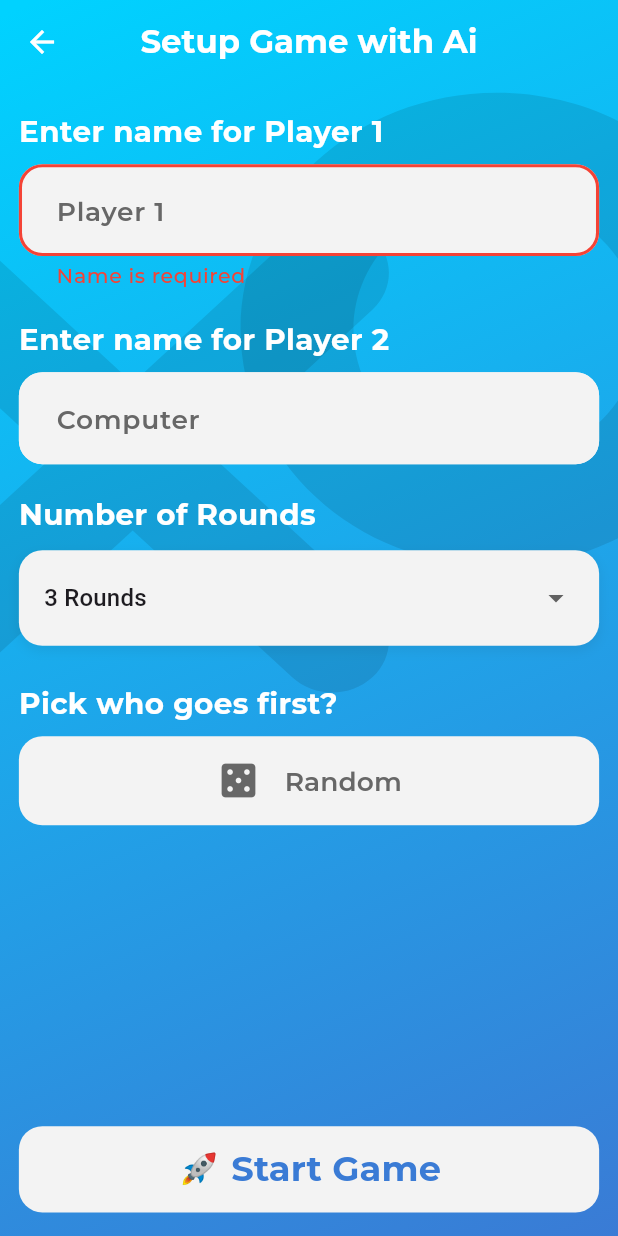
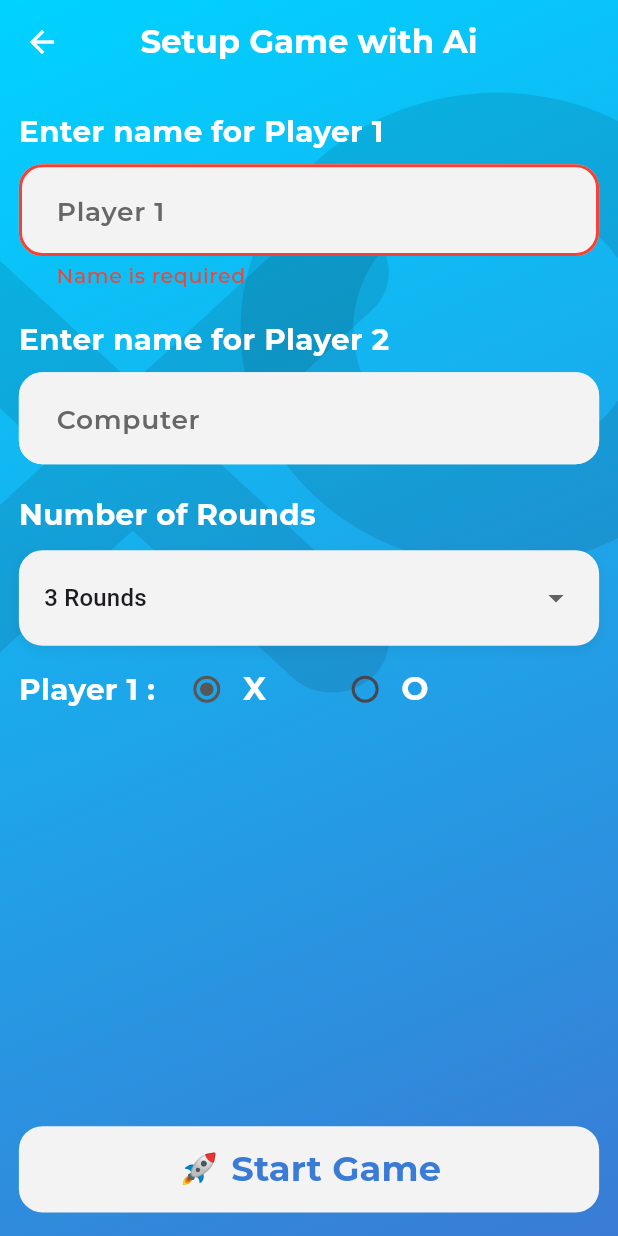
Before and after one commit to AYAEMAD0/Tic_Tac_Toe, a Flutter app: the AiSetupView screen opened by its route, after a tap on "🚀 Start Game", on a phone screen of 412 x 824 dp. Run offline on Flutter 3.47's test engine with Material 3 defaults, Android fonts, the light colour scheme and no system bars; our stand-ins replace flutter_bloc, flutter_screenutil, flutter_svg, font_awesome_flutter, google_fonts.

Commit message:
+ create game with computer + edit game cubit + add route,strings,style,

```diff
--- a/lib/features/game/presentation/cubit/game_cubit.dart
+++ b/lib/features/game/presentation/cubit/game_cubit.dart
@@ -1,13 +1,16 @@
+import 'dart:math';
 import 'package:flutter_bloc/flutter_bloc.dart';
 import 'package:tic_tac_toe/core/constants/app_strings.dart';
 import '../../../setup/data/model/player_model.dart';
 part 'game_state.dart';
+
 class GameCubit extends Cubit<GameState> {
   final PlayerModel player;
+  final bool isAI;
   int currentRound = 1;
+  final Random random = Random();
 
-  GameCubit(this.player)
-      : super(
+  GameCubit(this.player, {this.isAI = false}) : super(
     GameState(
       board: List.filled(9, ''),
       currentPlayer: player.firstPlayerSymbol,
@@ -18,7 +21,8 @@ class GameCubit extends Cubit<GameState> {
   );
 
   void onClick(int index) {
-    if (state.board[index].isNotEmpty) return;
+    if (state.board[index].isNotEmpty || state.winner != "") return;
+    if (isAI && state.currentPlayer != player.firstPlayerSymbol) return;
 
     final newBoard = List<String>.from(state.board);
     newBoard[index] = state.currentPlayer;
@@ -26,20 +30,18 @@ class GameCubit extends Cubit<GameState> {
     if (win(state.currentPlayer, newBoard)) {
       final newMessage = state.currentPlayer == player.firstPlayerSymbol
           ? '${player.firstPlayerName} ${AppStrings.win}'
-          : '${player.secondPlayerName} ${AppStrings.win}';
-
-      final newPlayer1Score = state.currentPlayer == player.firstPlayerSymbol
-          ? state.player1Score + 1
-          : state.player1Score;
-      final newPlayer2Score = state.currentPlayer == player.secondPlayerSymbol
-          ? state.player2Score + 1
-          : state.player2Score;
+          : (isAI ? '${AppStrings.ai} ${AppStrings.win}' : '${player.secondPlayerName} ${AppStrings.win}');
 
       emit(state.copyWith(
         board: newBoard,
-        player1Score: newPlayer1Score,
-        player2Score: newPlayer2Score,
+        player1Score: state.currentPlayer == player.firstPlayerSymbol
+            ? state.player1Score + 1
+            : state.player1Score,
+        player2Score: state.currentPlayer != player.firstPlayerSymbol
+            ? state.player2Score + 1
+            : state.player2Score,
         message: newMessage,
+        winner: state.currentPlayer,
       ));
 
       Future.delayed(const Duration(seconds: 1), nextRound);
@@ -47,23 +49,61 @@ class GameCubit extends Cubit<GameState> {
     }
 
     if (!newBoard.contains('')) {
-      emit(state.copyWith(board: newBoard, message: AppStrings.nonePlayersWin));
+      emit(state.copyWith(board: newBoard, message: AppStrings.nonePlayersWin, winner: AppStrings.nonePlayersWin));
       Future.delayed(const Duration(seconds: 1), nextRound);
       return;
     }
 
-    final nextPlayer = state.currentPlayer == player.firstPlayerSymbol
-        ? player.secondPlayerSymbol
-        : player.firstPlayerSymbol;
+    if (isAI && state.currentPlayer == player.firstPlayerSymbol) {
+      emit(state.copyWith(board: newBoard, currentPlayer: player.secondPlayerSymbol, message: "${AppStrings.ai}${AppStrings.turn}"));
+      Future.delayed(const Duration(milliseconds: 500), () => aiMove());
+    } else {
+      final nextPlayer = state.currentPlayer == player.firstPlayerSymbol
+          ? player.secondPlayerSymbol
+          : player.firstPlayerSymbol;
 
-    final nextMessage = nextPlayer == player.firstPlayerSymbol
-        ? "${player.firstPlayerName}${AppStrings.turn}"
-        : "${player.secondPlayerName}${AppStrings.turn}";
+      final nextMessage = isAI && nextPlayer == player.secondPlayerSymbol
+          ? "${AppStrings.ai}${AppStrings.turn}"
+          : (nextPlayer == player.firstPlayerSymbol
+          ? "${player.firstPlayerName}${AppStrings.turn}"
+          : "${player.secondPlayerName}${AppStrings.turn}");
+
+      emit(state.copyWith(board: newBoard, currentPlayer: nextPlayer, message: nextMessage));
+    }
+  }
+
+  void aiMove() {
+    final newBoard = List<String>.from(state.board);
+    List<int> emptyIndexes = [];
+    for (int i = 0; i < newBoard.length; i++) {
+      if (newBoard[i] == '') emptyIndexes.add(i);
+    }
+    if (emptyIndexes.isEmpty) return;
+
+    int aiIndex = emptyIndexes[random.nextInt(emptyIndexes.length)];
+    newBoard[aiIndex] = player.secondPlayerSymbol;
+
+    if (win(player.secondPlayerSymbol, newBoard)) {
+      emit(state.copyWith(
+        board: newBoard,
+        player2Score: state.player2Score + 1,
+        message: '${AppStrings.ai} ${AppStrings.win}',
+        winner: AppStrings.ai,
+      ));
+      Future.delayed(const Duration(seconds: 1), nextRound);
+      return;
+    }
+
+    if (!newBoard.contains('')) {
+      emit(state.copyWith(board: newBoard, message: AppStrings.nonePlayersWin, winner: AppStrings.nonePlayersWin));
+      Future.delayed(const Duration(seconds: 1), nextRound);
+      return;
+    }
 
     emit(state.copyWith(
       board: newBoard,
-      currentPlayer: nextPlayer,
-      message: nextMessage,
+      currentPlayer: player.firstPlayerSymbol,
+      message: "${player.firstPlayerName}${AppStrings.turn}",
     ));
   }
 
@@ -78,6 +118,7 @@ class GameCubit extends Cubit<GameState> {
       board: List.filled(9, ''),
       currentPlayer: player.firstPlayerSymbol,
       message: "${player.firstPlayerName}${AppStrings.turn}",
+      winner: "",
     ));
   }
 
@@ -93,9 +134,7 @@ class GameCubit extends Cubit<GameState> {
       [2, 4, 6],
     ];
     for (var c in winConditions) {
-      if (board[c[0]] == symbol &&
-          board[c[1]] == symbol &&
-          board[c[2]] == symbol) {
+      if (board[c[0]] == symbol && board[c[1]] == symbol && board[c[2]] == symbol) {
         return true;
       }
     }
--- a/lib/features/game/presentation/cubit/game_state.dart
+++ b/lib/features/game/presentation/cubit/game_state.dart
@@ -6,6 +6,7 @@ class GameState {
   final int player1Score;
   final int player2Score;
   final String message;
+  final String winner;
 
   GameState({
     required this.board,
@@ -13,6 +14,7 @@ class GameState {
     required this.player1Score,
     required this.player2Score,
     required this.message,
+    this.winner = "",
   });
 
   GameState copyWith({
@@ -21,6 +23,7 @@ class GameState {
     int? player1Score,
     int? player2Score,
     String? message,
+    String? winner,
   }) {
     return GameState(
       board: board ?? this.board,
@@ -28,6 +31,7 @@ class GameState {
       player1Score: player1Score ?? this.player1Score,
       player2Score: player2Score ?? this.player2Score,
       message: message ?? this.message,
+      winner: winner ?? this.winner,
     );
   }
 }
--- a/lib/features/game/presentation/view/game_view.dart
+++ b/lib/features/game/presentation/view/game_view.dart
@@ -19,7 +19,7 @@ class GameView extends StatelessWidget {
   @override
   Widget build(BuildContext context) {
     return BlocProvider(
-      create: (context) => GameCubit(player),
+      create: (context) => GameCubit(player,isAI: player.isAi),
       child: BlocConsumer<GameCubit, GameState>(
         listener: (context, state) {
           if (state.message == AppStrings.gameFinished) {
--- a/lib/features/setup/data/model/player_model.dart
+++ b/lib/features/setup/data/model/player_model.dart
@@ -4,12 +4,13 @@ class PlayerModel {
   final String firstPlayerSymbol;
   final String secondPlayerSymbol;
   final int rounds;
-
+  final bool isAi;
   PlayerModel({
     required this.firstPlayerName,
     required this.secondPlayerName,
     required this.firstPlayerSymbol,
     required this.secondPlayerSymbol,
-    required this.rounds
+    required this.rounds,
+    this.isAi=false,
   });
 }
--- a/lib/features/setup/presentation/view/ai_setup_view.dart
+++ b/lib/features/setup/presentation/view/ai_setup_view.dart
@@ -7,11 +7,12 @@ import '../../../../core/constants/app_strings.dart';
 import '../../../../core/theme/app_colors.dart';
 import '../../../../core/theme/app_styles.dart';
 import '../cubit/setup_cubit.dart';
+import '../widget/choose_shape_for_player.dart';
 import '../widget/custom_drop_down.dart';
-import '../widget/random_button.dart';
 import '../widget/setup_form.dart';
-import '../widget/show_first_player_and_symbol.dart';
 import '../widget/start_game_button.dart';
+import '../../data/model/player_model.dart';
+import 'package:tic_tac_toe/core/routing/routes.dart';
 
 class AiSetupView extends StatefulWidget {
   const AiSetupView({super.key});
@@ -96,37 +97,11 @@ class _AiSetupViewState extends State<AiSetupView> {
                                 },
                               ),
 
-                              SizedBox(height: 25.h),
-                              // Pick who plays first
-                              Text(
-                                AppStrings.pickWhoFirst,
-                                style: TextStyles.font20WhiteBold,
+                              SizedBox(height: 5.h),
+                              ChooseShapeForPlayer(
+                                controller: cubit.playerOneController,
+                                onSymbolSelected: cubit.setSymbol,
                               ),
-                              SizedBox(height: 8.h),
-                              RandomButton(
-                                onPressed: () {
-                                  cubit.pickRandomFirstPlayer();
-                                },
-                                borderColor: state.showNameError
-                                    ? AppColors.red
-                                    : AppColors.transparent,
-                              ),
-
-                              if (state.showNameError)
-                                Padding(
-                                  padding: EdgeInsets.only(top: 8.h,left: 25.w),
-                                  child: Text(
-                                    AppStrings.nameRequired,
-                                    style: TextStyles.font14RedMedium,
-                                  ),
-                                ),
-
-                              SizedBox(height: 5.h),
-                              if (state.randomClicked)
-                                ShowFirstPlayerAndSymbol(
-                                  textFirstPlayer: state.firstPlayer!,
-                                  onSymbolSelected: cubit.setSymbol,
-                                ),
                             ],
                           ),
                         ),
@@ -138,9 +113,27 @@ class _AiSetupViewState extends State<AiSetupView> {
                   StartGameButton(
                     onPressed: () {
                       if (formKey.currentState!.validate()) {
+                        cubit.setPlayerName(1, cubit.playerOneController.text);
+                        cubit.setSymbol(
+                          cubit.state.symbol.isEmpty
+                              ? AppStrings.playerX
+                              : cubit.state.symbol,
+                        );
+
                         cubit.startGame();
-                        //todo nav into game
 
+                        Navigator.pushReplacementNamed(
+                          context,
+                          Routes.gameRouteName,
+                          arguments: PlayerModel(
+                            firstPlayerName: cubit.playerOneController.text,
+                            secondPlayerName: cubit.secondPlayerGame,
+                            firstPlayerSymbol: cubit.state.symbol,
+                            secondPlayerSymbol: cubit.secondPlayerSymbol,
+                            rounds: cubit.state.rounds,
+                            isAi: true,
+                          ),
+                        );
                       }
                     },
                   ),
--- a/lib/features/setup/presentation/widget/choose_shape_for_player.dart
+++ b/lib/features/setup/presentation/widget/choose_shape_for_player.dart
@@ -1,21 +1,20 @@
 import 'package:flutter/material.dart';
 import 'package:flutter_screenutil/flutter_screenutil.dart';
-
 import '../../../../../core/constants/app_strings.dart';
 import '../../../../../core/theme/app_colors.dart';
 import '../../../../../core/theme/app_styles.dart';
 
-
 class ChooseShapeForPlayer extends StatefulWidget {
   const ChooseShapeForPlayer({
     super.key,
-    required this.textFirst,
+    this.textFirst,
     required this.onSymbolSelected,
+    this.controller,
   });
 
-  final String textFirst;
+  final String? textFirst;
   final void Function(String) onSymbolSelected;
-
+  final TextEditingController? controller;
   @override
   State<ChooseShapeForPlayer> createState() => _ChooseShapeForPlayerState();
 }
@@ -27,7 +26,9 @@ class _ChooseShapeForPlayerState extends State<ChooseShapeForPlayer> {
   void _selectSymbol(String symbol) {
     setState(() {
       playerOneSymbol = symbol;
-      playerTwoSymbol = (symbol == AppStrings.playerX) ? AppStrings.playerO : AppStrings.playerX;
+      playerTwoSymbol = (symbol == AppStrings.playerX)
+          ? AppStrings.playerO
+          : AppStrings.playerX;
     });
     widget.onSymbolSelected(symbol);
   }
@@ -36,7 +37,24 @@ class _ChooseShapeForPlayerState extends State<ChooseShapeForPlayer> {
   Widget build(BuildContext context) {
     return Row(
       children: [
-        Text(widget.textFirst, style: TextStyles.font20WhiteBold),
+        widget.textFirst != null
+            ? Text(
+                "${widget.textFirst} :",
+                style: TextStyles.font20WhiteBold,
+                overflow: TextOverflow.ellipsis,
+              )
+            : ValueListenableBuilder<TextEditingValue>(
+                valueListenable: widget.controller!,
+                builder: (context, value, _) {
+                  final name = value.text.trim();
+                  return Text(
+                    name.isNotEmpty ? "$name :" : "${AppStrings.playerOne} :",
+                    style: TextStyles.font20WhiteBold,
+                    overflow: TextOverflow.ellipsis,
+                  );
+                },
+              ),
+
         SizedBox(width: 10.w),
         Row(
           children: [
```
Also changed, not shown: lib/features/setup/presentation/widget/show_first_player_and_symbol.dart (+7 -4 lines).
